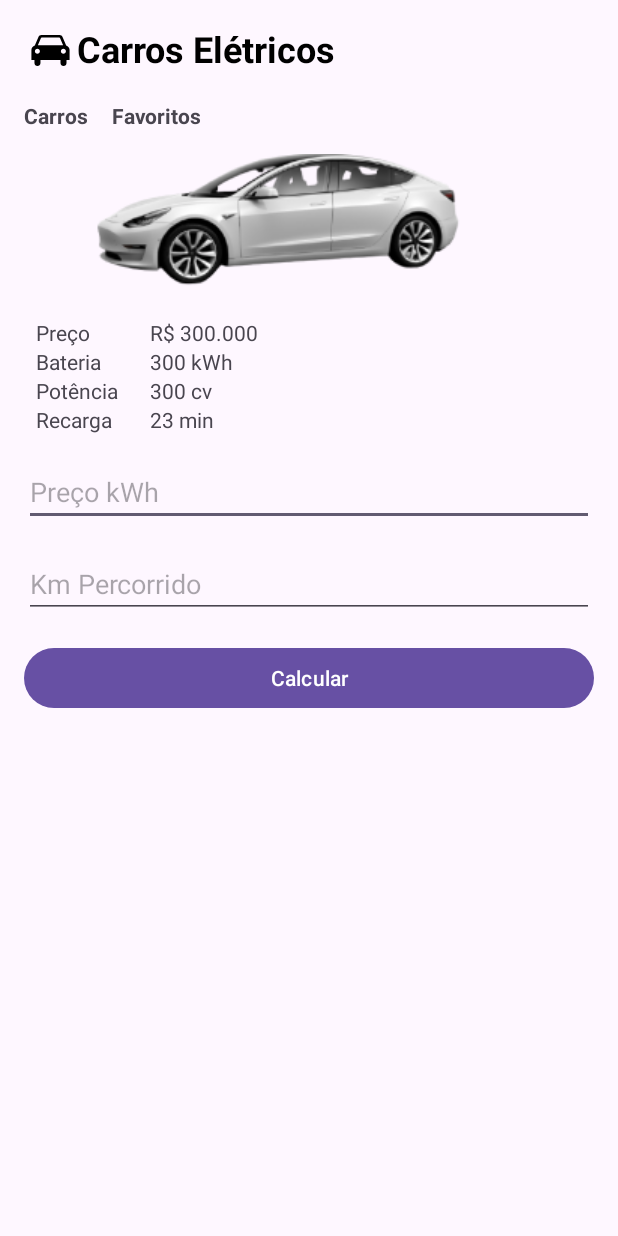
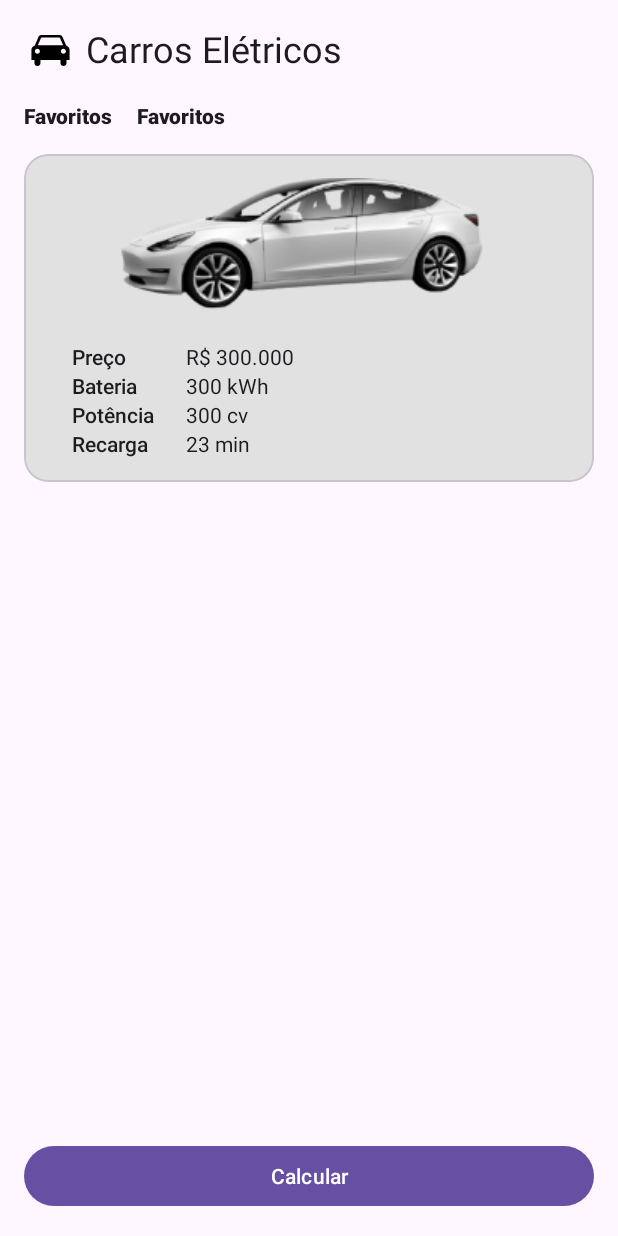
Before and after one commit to alinecarvalhopro/carros-eletricos-app, an Android app: the screen it shows after launch (MainActivity), on a phone screen of 412 x 824 dp. Run offline under Robolectric (Android 15) with nearby library versions, the phone set to English and light mode, and no system bars.

Commit message:
feat: Navegacao entre telas e estilizacao card

```diff
--- a/app/src/main/java/com/example/carroseletricosapp/MainActivity.kt
+++ b/app/src/main/java/com/example/carroseletricosapp/presentation/MainActivity.kt
@@ -1,17 +1,16 @@
-package com.example.carroseletricosapp
+package com.example.carroseletricosapp.presentation
 
+import android.content.Intent
 import androidx.appcompat.app.AppCompatActivity
 import android.os.Bundle
-import android.util.Log
 import android.widget.Button
 import android.widget.EditText
 import android.widget.TextView
+import com.example.carroseletricosapp.R
 
 class MainActivity : AppCompatActivity() {
-    lateinit var precokwh: EditText
-    lateinit var kmPercorrido: EditText
+
     lateinit var btnCalcular: Button
-    lateinit var resultado: TextView
 
     override fun onCreate(savedInstanceState: Bundle?) {
         super.onCreate(savedInstanceState)
@@ -21,22 +20,13 @@ class MainActivity : AppCompatActivity() {
     }
 
     fun configurarViews() {
-        precokwh = findViewById(R.id.et_preco_kwh)
-        kmPercorrido = findViewById(R.id.et_km_percorrido)
         btnCalcular = findViewById(R.id.btn_calcular)
-        resultado = findViewById(R.id.tv_resultado)
     }
 
     fun configurarListeners() {
         btnCalcular.setOnClickListener {
-            calcular()
+        startActivity(Intent(this, CalcularAutonomiaActivity::class.java))
         }
     }
 
-    fun calcular() {
-        val preco = precokwh.text.toString().toFloat()
-        val km = kmPercorrido.text.toString() .toFloat()
-        val calculo = preco / km
-        resultado.text = calculo.toString()
-    }
 }
--- /dev/null
+++ b/app/src/main/res/drawable/ic_to_go_back.xml
@@ -0,0 +1,5 @@
+<vector android:autoMirrored="true" android:height="24dp"
+    android:tint="#000000" android:viewportHeight="24"
+    android:viewportWidth="24" android:width="24dp" xmlns:android="http://schemas.android.com/apk/res/android">
+    <path android:fillColor="@android:color/white" android:pathData="M20,11H7.83l5.59,-5.59L12,4l-8,8 8,8 1.41,-1.41L7.83,13H20v-2z"/>
+</vector>
--- a/app/src/main/res/layout/activity_main.xml
+++ b/app/src/main/res/layout/activity_main.xml
@@ -16,163 +16,156 @@
 
     <TextView
         android:id="@+id/tv_titulo"
+        style="@style/TextAppearance.MaterialComponents.Headline5"
         android:layout_width="wrap_content"
         android:layout_height="wrap_content"
+        android:layout_marginLeft="6dp"
         android:layout_marginTop="16dp"
         android:text="@string/titulo"
-        android:textColor="#000"
-        android:textSize="24sp"
-        android:textStyle="bold"
         app:layout_constraintLeft_toRightOf="@id/tv_logo"
         app:layout_constraintTop_toTopOf="parent" />
 
     <TextView
         android:id="@+id/tv_carros"
+        style="@style/TextAppearance.AppCompat.Body2"
         android:layout_width="wrap_content"
         android:layout_height="wrap_content"
         android:layout_marginTop="16dp"
-        android:text="Carros"
+        android:text="@string/carros"
         android:textStyle="bold"
         app:layout_constraintStart_toStartOf="@id/tv_logo"
         app:layout_constraintTop_toBottomOf="@id/tv_logo" />
 
     <TextView
         android:id="@+id/tv_favoritos"
+        style="@style/TextAppearance.AppCompat.Body2"
         android:layout_width="wrap_content"
         android:layout_height="wrap_content"
         android:layout_marginLeft="16dp"
         android:text="@string/favoritos"
         android:textStyle="bold"
-
         app:layout_constraintStart_toEndOf="@id/tv_carros"
         app:layout_constraintTop_toTopOf="@id/tv_carros" />
+
+    <com.google.android.material.card.MaterialCardView
+        android:id="@+id/cv_card_carro"
+        android:layout_width="0dp"
+        android:layout_height="wrap_content"
+        android:layout_margin="16dp"
+        app:cardBackgroundColor="@color/gray"
+        app:cardCornerRadius="16dp"
+        app:layout_constraintEnd_toEndOf="parent"
+        app:layout_constraintStart_toStartOf="parent"
+        app:layout_constraintTop_toBottomOf="@id/tv_favoritos"
+        tools:ignore="MissingConstraints">
+
+        <androidx.constraintlayout.widget.ConstraintLayout
+            android:id="@+id/cl_conteudo_card"
+            android:layout_width="wrap_content"
+            android:layout_height="wrap_content"
+            android:padding="16dp">
 
             <ImageView
                 android:id="@+id/tv_image"
                 android:layout_width="wrap_content"
                 android:layout_height="wrap_content"
-        android:layout_marginTop="16dp"
                 android:src="@drawable/eletric_car"
-        app:layout_constraintLeft_toLeftOf="@id/tv_logo"
-        app:layout_constraintTop_toBottomOf="@id/tv_carros" />
+                app:layout_constraintEnd_toEndOf="parent"
+                app:layout_constraintLeft_toLeftOf="parent"
+                app:layout_constraintTop_toTopOf="parent" />
 
             <TextView
                 android:id="@+id/tv_preco"
+                style="@style/TextAppearance.AppCompat.Body2"
                 android:layout_width="60dp"
                 android:layout_height="wrap_content"
-        android:layout_marginStart="24dp"
+                android:layout_marginStart="16dp"
                 android:text="@string/preco"
-        app:layout_constraintTop_toBottomOf="@id/tv_image"
-        app:layout_constraintStart_toStartOf="parent"/>
+                app:layout_constraintStart_toStartOf="parent"
+                app:layout_constraintTop_toBottomOf="@id/tv_image" />
 
             <TextView
                 android:id="@+id/tv_preco_value"
+                style="@style/TextAppearance.AppCompat.Body1"
                 android:layout_width="wrap_content"
                 android:layout_height="wrap_content"
                 android:layout_marginStart="16dp"
                 android:text="R$ 300.000"
                 app:layout_constraintStart_toEndOf="@id/tv_preco"
-        app:layout_constraintTop_toBottomOf="@id/tv_image"/>
+                app:layout_constraintTop_toBottomOf="@id/tv_image" />
 
             <TextView
                 android:id="@+id/tv_bateria"
+                style="@style/TextAppearance.AppCompat.Body2"
                 android:layout_width="60dp"
                 android:layout_height="wrap_content"
-        android:layout_marginStart="24dp"
+                android:layout_marginStart="16dp"
                 android:text="@string/bateria"
-        app:layout_constraintTop_toBottomOf="@id/tv_preco"
-        app:layout_constraintStart_toStartOf="parent"/>
+                app:layout_constraintStart_toStartOf="parent"
+                app:layout_constraintTop_toBottomOf="@id/tv_preco" />
 
             <TextView
                 android:id="@+id/tv_bateria_value"
+                style="@style/TextAppearance.AppCompat.Body1"
                 android:layout_width="wrap_content"
                 android:layout_height="wrap_content"
                 android:layout_marginStart="16dp"
                 android:text="300 kWh"
                 app:layout_constraintStart_toEndOf="@id/tv_bateria"
-        app:layout_constraintTop_toBottomOf="@id/tv_preco"/>
+                app:layout_constraintTop_toBottomOf="@id/tv_preco" />
 
             <TextView
                 android:id="@+id/tv_potencia"
+                style="@style/TextAppearance.AppCompat.Body2"
                 android:layout_width="60dp"
                 android:layout_height="wrap_content"
-        android:layout_marginStart="24dp"
+                android:layout_marginStart="16dp"
                 android:text="@string/potencia"
-        app:layout_constraintTop_toBottomOf="@id/tv_bateria"
-        app:layout_constraintStart_toStartOf="parent"/>
+                app:layout_constraintStart_toStartOf="parent"
+                app:layout_constraintTop_toBottomOf="@id/tv_bateria" />
 
             <TextView
                 android:id="@+id/tv_potencia_value"
+                style="@style/TextAppearance.AppCompat.Body1"
                 android:layout_width="wrap_content"
                 android:layout_height="wrap_content"
                 android:layout_marginStart="16dp"
                 android:text="300 cv"
                 app:layout_constraintStart_toEndOf="@id/tv_potencia"
-        app:layout_constraintTop_toBottomOf="@id/tv_bateria_value"/>
+                app:layout_constraintTop_toBottomOf="@id/tv_bateria_value" />
 
             <TextView
                 android:id="@+id/tv_recarga"
+                style="@style/TextAppearance.AppCompat.Body2"
                 android:layout_width="60dp"
                 android:layout_height="wrap_content"
-        android:layout_marginStart="24dp"
+                android:layout_marginStart="16dp"
                 android:text="@string/recarga"
-        app:layout_constraintTop_toBottomOf="@id/tv_potencia"
-        app:layout_constraintStart_toStartOf="parent"/>
+                app:layout_constraintStart_toStartOf="parent"
+                app:layout_constraintTop_toBottomOf="@id/tv_potencia" />
 
             <TextView
                 android:id="@+id/tv_recarga_value"
+                style="@style/TextAppearance.AppCompat.Body1"
                 android:layout_width="wrap_content"
                 android:layout_height="wrap_content"
                 android:layout_marginStart="16dp"
                 android:text="23 min"
                 app:layout_constraintStart_toEndOf="@id/tv_recarga"
-        app:layout_constraintTop_toBottomOf="@id/tv_potencia_value"/>
+                app:layout_constraintTop_toBottomOf="@id/tv_potencia_value" />
+        </androidx.constraintlayout.widget.ConstraintLayout>
+    </com.google.android.material.card.MaterialCardView>
 
-    <EditText
-        android:id="@+id/et_preco_kwh"
-        android:layout_width="0dp"
-        android:layout_height="wrap_content"
-        android:ems="10"
-        android:layout_margin="16dp"
-        android:hint="@string/preco_kwh"
-        android:inputType="numberDecimal"
-        android:maxLength="10"
-        app:layout_constraintEnd_toEndOf="parent"
-        app:layout_constraintStart_toStartOf="parent"
-        app:layout_constraintTop_toBottomOf="@+id/tv_recarga_value"/>
-
-    <EditText
-        android:id="@+id/et_km_percorrido"
-        android:layout_width="0dp"
-        android:layout_height="wrap_content"
-        android:ems="10"
-        android:layout_margin="16dp"
-        android:hint="@string/km_percorrido"
-        android:inputType="numberDecimal"
-        android:maxLength="10"
-        app:layout_constraintEnd_toEndOf="parent"
-        app:layout_constraintStart_toStartOf="parent"
-        app:layout_constraintTop_toBottomOf="@+id/et_preco_kwh"/>
 
     <Button
         android:id="@+id/btn_calcular"
         android:layout_width="0dp"
         android:layout_height="wrap_content"
         android:layout_margin="16dp"
-        app:layout_constraintTop_toBottomOf="@id/et_km_percorrido"
+        android:text="@string/calcular"
+        app:layout_constraintBottom_toBottomOf="parent"
         app:layout_constraintEnd_toEndOf="parent"
-        app:layout_constraintStart_toStartOf="parent"
-        android:text="@string/calcular"
-        />
-
-    <TextView
-        android:id="@+id/tv_resultado"
-        android:layout_width="wrap_content"
-        android:layout_height="wrap_content"
-        android:layout_margin="16dp"
-        app:layout_constraintTop_toBottomOf="@id/btn_calcular"
-        app:layout_constraintStart_toStartOf="parent"
-        />
+        app:layout_constraintStart_toStartOf="parent" />
 
 
 </androidx.constraintlayout.widget.ConstraintLayout>
--- a/app/src/main/res/values/colors.xml
+++ b/app/src/main/res/values/colors.xml
@@ -2,4 +2,5 @@
 <resources>
     <color name="black">#FF000000</color>
     <color name="white">#FFFFFFFF</color>
+    <color name="gray">#E1E1E1</color>
 </resources>
--- a/app/src/main/res/values/strings.xml
+++ b/app/src/main/res/values/strings.xml
@@ -1,6 +1,7 @@
 <resources>
     <string name="app_name">CarrosEletricosApp</string>
     <string name="titulo">Carros Elétricos</string>
+    <string name="carros">Favoritos</string>
     <string name="favoritos">Favoritos</string>
     <string name="preco">Preço</string>
     <string name="bateria">Bateria</string>
@@ -9,4 +10,5 @@
     <string name="preco_kwh">Preço kWh</string>
     <string name="km_percorrido">Km Percorrido</string>
     <string name="calcular">Calcular</string>
+    <string name="calcular_autonomia">Calcular Autonomia</string>
 </resources>
```
Also changed, not shown: app/src/main/AndroidManifest.xml (+5 -3 lines), app/src/main/java/com/example/carroseletricosapp/presentation/CalcularAutonomiaActivity.kt (added, +49 -0 lines), app/src/main/res/layout/activity_calcular_autonomia.xml (added, +76 -0 lines). Lines whose indentation alone changed are shown as unchanged.
